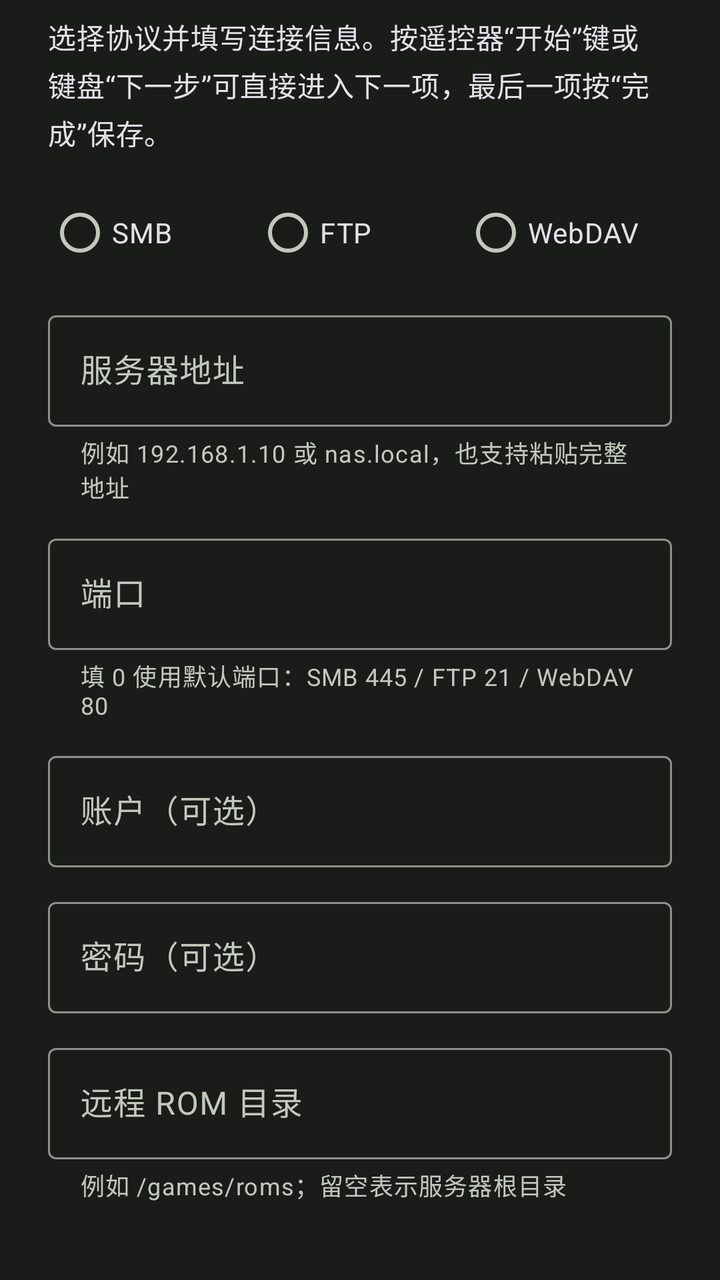
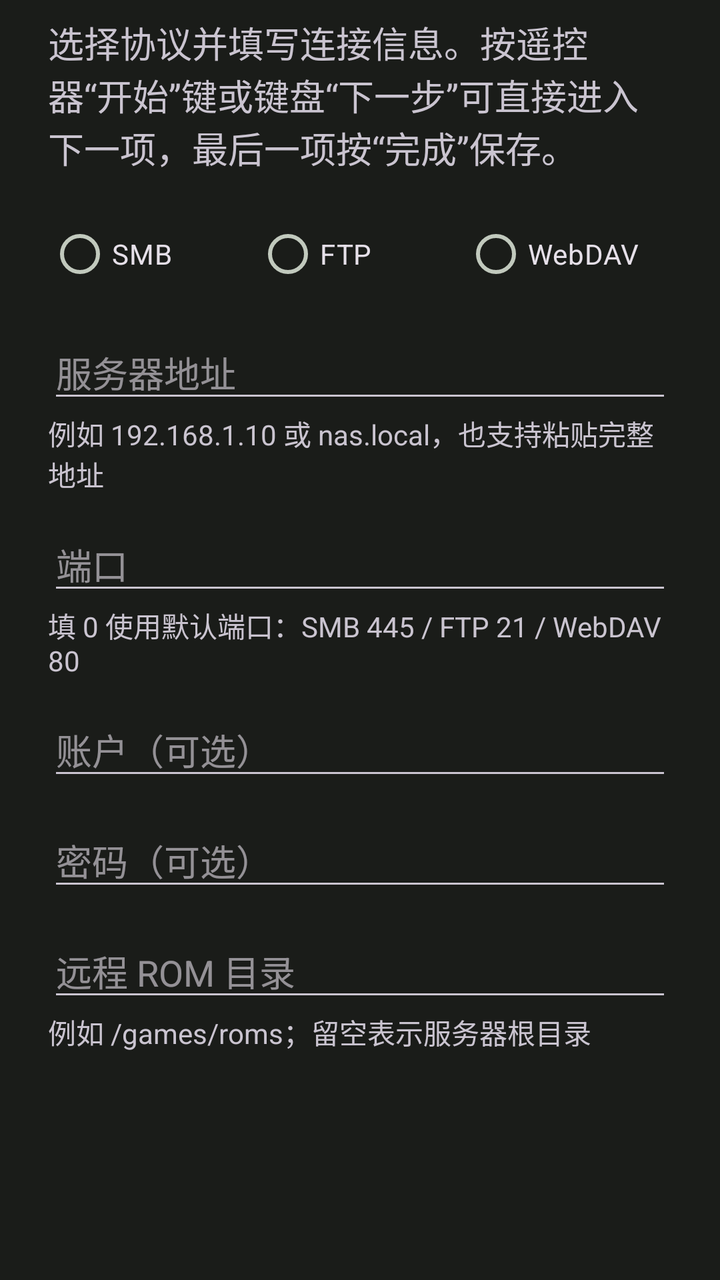

An Android layout rendered at two revisions. The XML below is the earlier revision; the diff shows what the commit changed to produce the second picture.
<!-- AndroidManifest.xml: application theme LemuroidMaterialTheme -->
<!-- res/layout/dialog_network_storage_config.xml -->
<?xml version="1.0" encoding="utf-8"?>
<ScrollView xmlns:android="http://schemas.android.com/apk/res/android"
    xmlns:app="http://schemas.android.com/apk/res-auto"
    android:layout_width="match_parent"
    android:layout_height="wrap_content"
    android:fillViewport="true"
    android:scrollbars="vertical">

    <LinearLayout
        android:layout_width="match_parent"
        android:layout_height="wrap_content"
        android:orientation="vertical"
        android:paddingStart="24dp"
        android:paddingTop="8dp"
        android:paddingEnd="24dp"
        android:paddingBottom="8dp">

        <TextView
            android:layout_width="match_parent"
            android:layout_height="wrap_content"
            android:text="@string/network_storage_config_description"
            android:textAppearance="?attr/textAppearanceBodyMedium" />

        <RadioGroup
            android:id="@+id/network_protocol_group"
            android:layout_width="match_parent"
            android:layout_height="wrap_content"
            android:layout_marginTop="16dp"
            android:orientation="horizontal">

            <RadioButton
                android:id="@+id/network_protocol_smb"
                android:layout_width="0dp"
                android:layout_height="wrap_content"
                android:layout_weight="1"
                android:text="SMB" />

            <RadioButton
                android:id="@+id/network_protocol_ftp"
                android:layout_width="0dp"
                android:layout_height="wrap_content"
                android:layout_weight="1"
                android:text="FTP" />

            <RadioButton
                android:id="@+id/network_protocol_webdav"
                android:layout_width="0dp"
                android:layout_height="wrap_content"
                android:layout_weight="1"
                android:text="WebDAV" />
        </RadioGroup>

        <com.google.android.material.textfield.TextInputLayout
            android:id="@+id/network_host_layout"
            android:layout_width="match_parent"
            android:layout_height="wrap_content"
            android:layout_marginTop="12dp"
            android:hint="@string/network_storage_host"
            app:boxBackgroundMode="outline"
            app:helperText="@string/network_storage_host_helper">

            <com.google.android.material.textfield.TextInputEditText
                android:id="@+id/network_host_input"
                android:layout_width="match_parent"
                android:layout_height="wrap_content"
                android:imeOptions="actionNext"
                android:inputType="textUri"
                android:maxLines="1"
                android:nextFocusForward="@id/network_port_input"
                android:singleLine="true" />
        </com.google.android.material.textfield.TextInputLayout>

        <com.google.android.material.textfield.TextInputLayout
            android:id="@+id/network_port_layout"
            android:layout_width="match_parent"
            android:layout_height="wrap_content"
            android:layout_marginTop="12dp"
            android:hint="@string/network_storage_port"
            app:boxBackgroundMode="outline"
            app:helperText="@string/network_storage_port_helper">

            <com.google.android.material.textfield.TextInputEditText
                android:id="@+id/network_port_input"
                android:layout_width="match_parent"
                android:layout_height="wrap_content"
                android:imeOptions="actionNext"
                android:inputType="number"
                android:maxLines="1"
                android:nextFocusForward="@id/network_username_input"
                android:singleLine="true" />
        </com.google.android.material.textfield.TextInputLayout>

        <com.google.android.material.textfield.TextInputLayout
            android:layout_width="match_parent"
            android:layout_height="wrap_content"
            android:layout_marginTop="12dp"
            android:hint="@string/network_storage_username"
            app:boxBackgroundMode="outline">

            <com.google.android.material.textfield.TextInputEditText
                android:id="@+id/network_username_input"
                android:layout_width="match_parent"
                android:layout_height="wrap_content"
                android:imeOptions="actionNext"
                android:inputType="text"
                android:maxLines="1"
                android:nextFocusForward="@id/network_password_input"
                android:singleLine="true" />
        </com.google.android.material.textfield.TextInputLayout>

        <com.google.android.material.textfield.TextInputLayout
            android:layout_width="match_parent"
            android:layout_height="wrap_content"
            android:layout_marginTop="12dp"
            android:hint="@string/network_storage_password"
            app:boxBackgroundMode="outline"
            app:endIconMode="none">

            <com.google.android.material.textfield.TextInputEditText
                android:id="@+id/network_password_input"
                android:layout_width="match_parent"
                android:layout_height="wrap_content"
                android:imeOptions="actionNext"
                android:inputType="textPassword"
                android:maxLines="1"
                android:nextFocusForward="@id/network_remote_path_input"
                android:singleLine="true" />
        </com.google.android.material.textfield.TextInputLayout>

        <com.google.android.material.textfield.TextInputLayout
            android:layout_width="match_parent"
            android:layout_height="wrap_content"
            android:layout_marginTop="12dp"
            android:hint="@string/network_storage_remote_path"
            app:boxBackgroundMode="outline"
            app:helperText="@string/network_storage_remote_path_helper">

            <com.google.android.material.textfield.TextInputEditText
                android:id="@+id/network_remote_path_input"
                android:layout_width="match_parent"
                android:layout_height="wrap_content"
                android:imeOptions="actionDone"
                android:inputType="textUri"
                android:maxLines="1"
                android:singleLine="true" />
        </com.google.android.material.textfield.TextInputLayout>
    </LinearLayout>
</ScrollView>
<!-- resources referenced by this layout -->
<resources>
  <string name="network_storage_config_description">选择协议并填写连接信息。按遥控器“开始”键或键盘“下一步”可直接进入下一项，最后一项按“完成”保存。</string>
  <string name="network_storage_host">服务器地址</string>
  <string name="network_storage_host_helper">例如 192.168.1.10 或 nas.local，也支持粘贴完整地址</string>
  <string name="network_storage_password">密码（可选）</string>
  <string name="network_storage_port">端口</string>
  <string name="network_storage_port_helper">填 0 使用默认端口：SMB 445 / FTP 21 / WebDAV 80</string>
  <string name="network_storage_remote_path">远程 ROM 目录</string>
  <string name="network_storage_remote_path_helper">例如 /games/roms；留空表示服务器根目录</string>
  <string name="network_storage_username">账户（可选）</string>
  <color name="md_theme_dark_primary">#3EE266</color>
  <color name="md_theme_dark_onPrimary">#00390E</color>
  <color name="md_theme_dark_primaryContainer">#005319</color>
  <color name="md_theme_dark_onPrimaryContainer">#6AFF86</color>
  <color name="md_theme_dark_secondary">#B9CCB5</color>
  <color name="md_theme_dark_onSecondary">#243424</color>
  <color name="md_theme_dark_secondaryContainer">#3A4B39</color>
  <color name="md_theme_dark_onSecondaryContainer">#D4E8D0</color>
  <color name="md_theme_dark_tertiary">#A0CED5</color>
  <color name="md_theme_dark_onTertiary">#00363C</color>
  <color name="md_theme_dark_tertiaryContainer">#1F4D53</color>
  <color name="md_theme_dark_onTertiaryContainer">#BDEBF3</color>
  <color name="md_theme_dark_error">#FFB4A9</color>
  <color name="md_theme_dark_errorContainer">#930006</color>
  <color name="md_theme_dark_onError">#680003</color>
  <color name="md_theme_dark_onErrorContainer">#FFDAD4</color>
  <color name="md_theme_dark_background">#1A1C19</color>
  <color name="md_theme_dark_onBackground">#E2E3DD</color>
  <color name="md_theme_dark_surface">#1A1C19</color>
  <color name="md_theme_dark_onSurface">#E2E3DD</color>
  <color name="md_theme_dark_surfaceVariant">#424840</color>
  <color name="md_theme_dark_onSurfaceVariant">#C1C9BD</color>
  <color name="md_theme_dark_outline">#8B9388</color>
  <color name="md_theme_dark_inverseOnSurface">#1A1C19</color>
  <color name="md_theme_dark_inverseSurface">#E2E3DD</color>
  <color name="md_theme_dark_primaryInverse">#006E24</color>
  <style name="LemuroidMaterialStyle.AppBarLayoutStyle" parent="@style/Widget.Material3.Toolbar.Surface">
          <item name="elevation">3dp</item>
      </style>
  <style name="LemuroidMaterialStyle.AlertDialogTheme" parent="@style/ThemeOverlay.AppCompat.Dialog.Alert">
          <item name="android:colorBackground">?attr/colorSurface</item>
      </style>
  <!-- unchanged entries left out for length: 1 -->
</resources>

<!-- the commit's change to res/layout/dialog_network_storage_config.xml (unified diff, before → after) -->
@@ -1,6 +1,5 @@
 <?xml version="1.0" encoding="utf-8"?>
 <ScrollView xmlns:android="http://schemas.android.com/apk/res/android"
-    xmlns:app="http://schemas.android.com/apk/res-auto"
     android:layout_width="match_parent"
     android:layout_height="wrap_content"
     android:fillViewport="true"
@@ -19,7 +18,7 @@
             android:layout_width="match_parent"
             android:layout_height="wrap_content"
             android:text="@string/network_storage_config_description"
-            android:textAppearance="?attr/textAppearanceBodyMedium" />
+            android:textAppearance="?android:attr/textAppearanceMedium" />
 
         <RadioGroup
             android:id="@+id/network_protocol_group"
@@ -50,99 +49,100 @@
                 android:text="WebDAV" />
         </RadioGroup>
 
-        <com.google.android.material.textfield.TextInputLayout
-            android:id="@+id/network_host_layout"
+        <EditText
+            android:id="@+id/network_host_input"
             android:layout_width="match_parent"
             android:layout_height="wrap_content"
             android:layout_marginTop="12dp"
             android:hint="@string/network_storage_host"
-            app:boxBackgroundMode="outline"
-            app:helperText="@string/network_storage_host_helper">
+            android:imeOptions="actionNext"
+            android:inputType="textUri"
+            android:maxLines="1"
+            android:nextFocusForward="@id/network_port_input"
+            android:singleLine="true" />
 
-            <com.google.android.material.textfield.TextInputEditText
-                android:id="@+id/network_host_input"
-                android:layout_width="match_parent"
-                android:layout_height="wrap_content"
-                android:imeOptions="actionNext"
-                android:inputType="textUri"
-                android:maxLines="1"
-                android:nextFocusForward="@id/network_port_input"
-                android:singleLine="true" />
-        </com.google.android.material.textfield.TextInputLayout>
+        <TextView
+            android:id="@+id/network_host_helper"
+            android:layout_width="match_parent"
+            android:layout_height="wrap_content"
+            android:text="@string/network_storage_host_helper"
+            android:textAppearance="?android:attr/textAppearanceSmall" />
 
-        <com.google.android.material.textfield.TextInputLayout
-            android:id="@+id/network_port_layout"
+        <TextView
+            android:id="@+id/network_host_error"
+            android:layout_width="match_parent"
+            android:layout_height="wrap_content"
+            android:textAppearance="?android:attr/textAppearanceSmall"
+            android:textColor="@color/network_storage_error"
+            android:visibility="gone" />
+
+        <EditText
+            android:id="@+id/network_port_input"
             android:layout_width="match_parent"
             android:layout_height="wrap_content"
             android:layout_marginTop="12dp"
             android:hint="@string/network_storage_port"
-            app:boxBackgroundMode="outline"
-            app:helperText="@string/network_storage_port_helper">
+            android:imeOptions="actionNext"
+            android:inputType="number"
+            android:maxLines="1"
+            android:nextFocusForward="@id/network_username_input"
+            android:singleLine="true" />
 
-            <com.google.android.material.textfield.TextInputEditText
-                android:id="@+id/network_port_input"
-                android:layout_width="match_parent"
-                android:layout_height="wrap_content"
-                android:imeOptions="actionNext"
-                android:inputType="number"
-                android:maxLines="1"
-                android:nextFocusForward="@id/network_username_input"
-                android:singleLine="true" />
-        </com.google.android.material.textfield.TextInputLayout>
+        <TextView
+            android:id="@+id/network_port_helper"
+            android:layout_width="match_parent"
+            android:layout_height="wrap_content"
+            android:text="@string/network_storage_port_helper"
+            android:textAppearance="?android:attr/textAppearanceSmall" />
 
-        <com.google.android.material.textfield.TextInputLayout
+        <TextView
+            android:id="@+id/network_port_error"
+            android:layout_width="match_parent"
+            android:layout_height="wrap_content"
+            android:textAppearance="?android:attr/textAppearanceSmall"
+            android:textColor="@color/network_storage_error"
+            android:visibility="gone" />
+
+        <EditText
+            android:id="@+id/network_username_input"
             android:layout_width="match_parent"
             android:layout_height="wrap_content"
             android:layout_marginTop="12dp"
             android:hint="@string/network_storage_username"
-            app:boxBackgroundMode="outline">
+            android:imeOptions="actionNext"
+            android:inputType="text"
+            android:maxLines="1"
+            android:nextFocusForward="@id/network_password_input"
+            android:singleLine="true" />
 
-            <com.google.android.material.textfield.TextInputEditText
-                android:id="@+id/network_username_input"
-                android:layout_width="match_parent"
-                android:layout_height="wrap_content"
-                android:imeOptions="actionNext"
-                android:inputType="text"
-                android:maxLines="1"
-                android:nextFocusForward="@id/network_password_input"
-                android:singleLine="true" />
-        </com.google.android.material.textfield.TextInputLayout>
-
-        <com.google.android.material.textfield.TextInputLayout
+        <EditText
+            android:id="@+id/network_password_input"
             android:layout_width="match_parent"
             android:layout_height="wrap_content"
             android:layout_marginTop="12dp"
             android:hint="@string/network_storage_password"
-            app:boxBackgroundMode="outline"
-            app:endIconMode="none">
+            android:imeOptions="actionNext"
+            android:inputType="textPassword"
+            android:maxLines="1"
+            android:nextFocusForward="@id/network_remote_path_input"
+            android:singleLine="true" />
 
-            <com.google.android.material.textfield.TextInputEditText
-                android:id="@+id/network_password_input"
-                android:layout_width="match_parent"
-                android:layout_height="wrap_content"
-                android:imeOptions="actionNext"
-                android:inputType="textPassword"
-                android:maxLines="1"
-                android:nextFocusForward="@id/network_remote_path_input"
-                android:singleLine="true" />
-        </com.google.android.material.textfield.TextInputLayout>
-
-        <com.google.android.material.textfield.TextInputLayout
+        <EditText
+            android:id="@+id/network_remote_path_input"
             android:layout_width="match_parent"
             android:layout_height="wrap_content"
             android:layout_marginTop="12dp"
             android:hint="@string/network_storage_remote_path"
-            app:boxBackgroundMode="outline"
-            app:helperText="@string/network_storage_remote_path_helper">
+            android:imeOptions="actionDone"
+            android:inputType="textUri"
+            android:maxLines="1"
+            android:singleLine="true" />
 
-            <com.google.android.material.textfield.TextInputEditText
-                android:id="@+id/network_remote_path_input"
-                android:layout_width="match_parent"
-                android:layout_height="wrap_content"
-                android:imeOptions="actionDone"
-                android:inputType="textUri"
-                android:maxLines="1"
-                android:singleLine="true" />
-        </com.google.android.material.textfield.TextInputLayout>
+        <TextView
+            android:id="@+id/network_remote_path_helper"
+            android:layout_width="match_parent"
+            android:layout_height="wrap_content"
+            android:text="@string/network_storage_remote_path_helper"
+            android:textAppearance="?android:attr/textAppearanceSmall" />
     </LinearLayout>
 </ScrollView>
<!-- resource entries referenced after the edit -->
@@ -1,5 +1,6 @@
 <!-- resources referenced by this layout -->
 <resources>
+  <color name="network_storage_error">#FF5252</color>
   <string name="network_storage_config_description">选择协议并填写连接信息。按遥控器“开始”键或键盘“下一步”可直接进入下一项，最后一项按“完成”保存。</string>
   <string name="network_storage_host">服务器地址</string>
   <string name="network_storage_host_helper">例如 192.168.1.10 或 nas.local，也支持粘贴完整地址</string>
